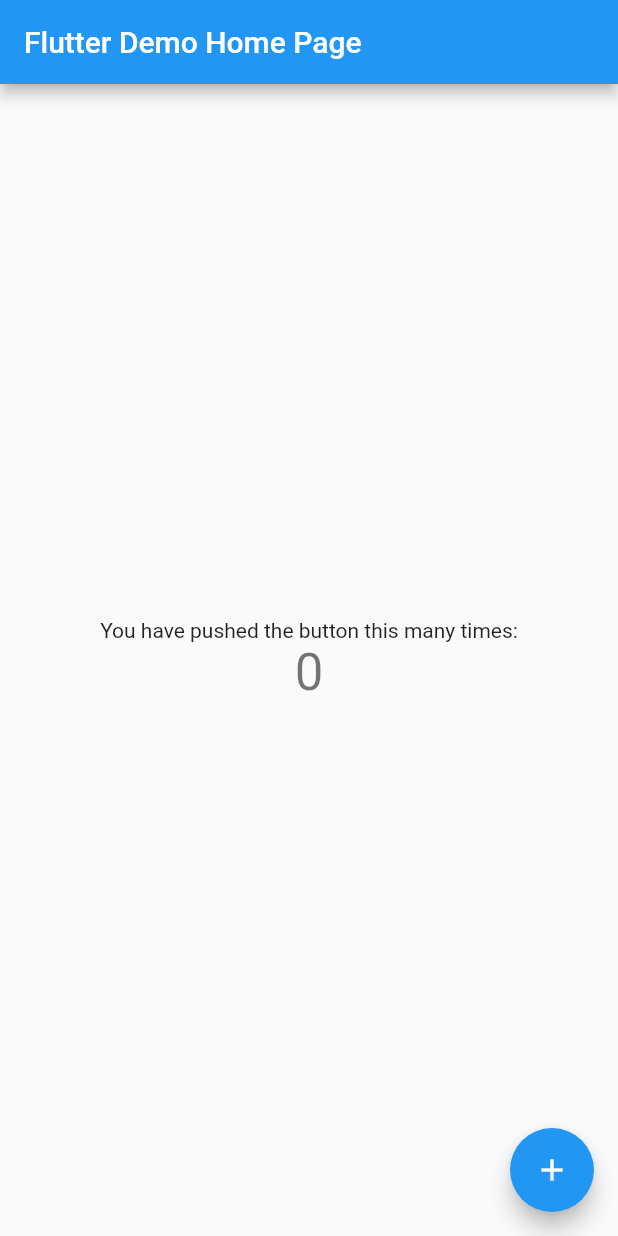
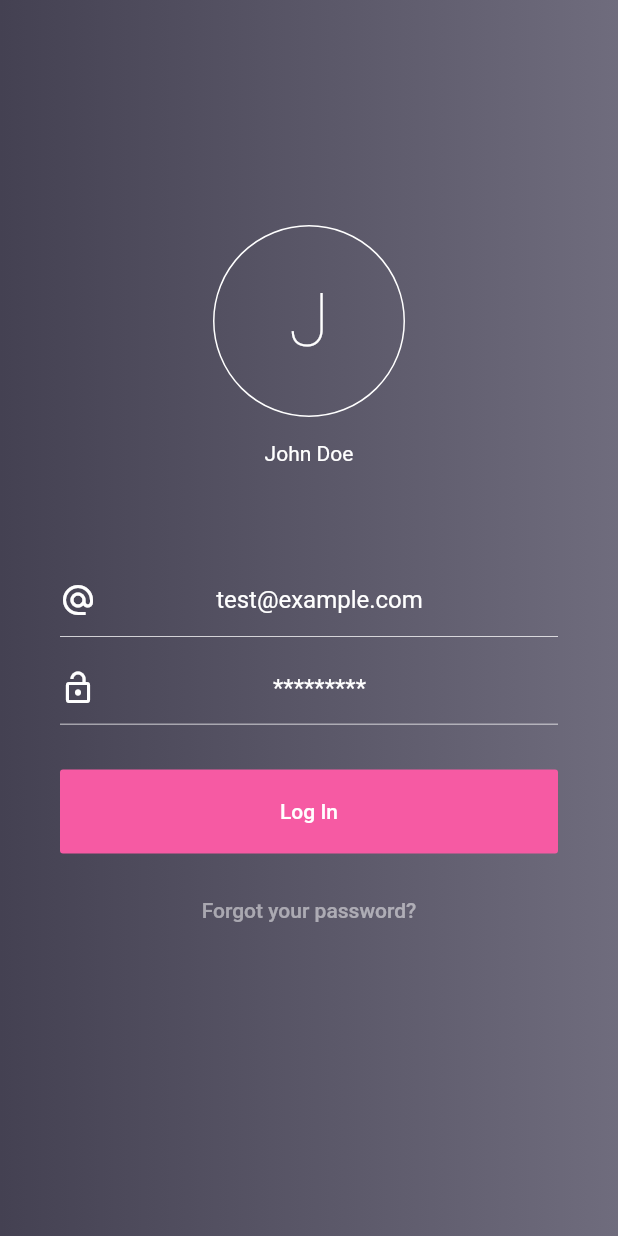
Before and after one commit to khuangzzz/building_management_demo, a Flutter app: the screen it shows after launch, on a phone screen of 412 x 824 dp. Run offline on Flutter 3.47's test engine with Material 2 defaults, Android fonts, the phone set to English and light mode, and no system bars.

Commit message:
login screen

```diff
--- /dev/null
+++ b/lib/login_screen.dart
@@ -0,0 +1,190 @@
+import 'package:flutter/material.dart';
+
+class LoginScreen2 extends StatelessWidget {
+  final Color backgroundColor1;
+  final Color backgroundColor2;
+  final Color highlightColor;
+  final Color foregroundColor;
+  final AssetImage logo;
+
+  LoginScreen2({Key k, this.backgroundColor1, this.backgroundColor2, this.highlightColor, this.foregroundColor, this.logo});
+
+  @override
+  Widget build(BuildContext context) {
+    return Container(
+      decoration: new BoxDecoration(
+        gradient: new LinearGradient(
+          begin: Alignment.centerLeft,
+          end: new Alignment(1.0, 0.0), // 10% of the width, so there are ten blinds.
+          colors: [this.backgroundColor1, this.backgroundColor2], // whitish to gray
+          tileMode: TileMode.repeated, // repeats the gradient over the canvas
+        ),
+      ),
+      height: MediaQuery.of(context).size.height,
+      child: Column(
+        children: <Widget>[
+          Container(
+            padding: const EdgeInsets.only(top: 150.0, bottom: 50.0),
+            child: Center(
+              child: new Column(
+                children: <Widget>[
+                  Container(
+                    height: 128.0,
+                    width: 128.0,
+                    child: new CircleAvatar(
+                      backgroundColor: Colors.transparent,
+                      foregroundColor: this.foregroundColor,
+                      radius: 100.0,
+                      child: new Text(
+                        "J",
+                        style: TextStyle(
+                          fontSize: 50.0,
+                          fontWeight: FontWeight.w100,
+                        ),
+                      ),
+                    ),
+                    decoration: BoxDecoration(
+                      border: Border.all(
+                        color: this.foregroundColor,
+                        width: 1.0,
+                      ),
+                      shape: BoxShape.circle,
+                      //image: DecorationImage(image: this.logo)
+                    ),
+                  ),
+                  new Padding(
+                    padding: const EdgeInsets.all(16.0),
+                    child: new Text(
+                      "John Doe",
+                      style: TextStyle(color: this.foregroundColor),
+                    ),
+                  )
+                ],
+              ),
+            ),
+          ),
+          new Container(
+            width: MediaQuery.of(context).size.width,
+            margin: const EdgeInsets.only(left: 40.0, right: 40.0),
+            alignment: Alignment.center,
+            decoration: BoxDecoration(
+              border: Border(
+                bottom: BorderSide(
+                    color: this.foregroundColor,
+                    width: 0.5,
+                    style: BorderStyle.solid),
+              ),
+            ),
+            padding: const EdgeInsets.only(left: 0.0, right: 10.0),
+            child: new Row(
+              crossAxisAlignment: CrossAxisAlignment.center,
+              mainAxisAlignment: MainAxisAlignment.spaceBetween,
+              children: <Widget>[
+                new Padding(
+                  padding:
+                  EdgeInsets.only(top: 10.0, bottom: 10.0, right: 00.0),
+                  child: Icon(
+                    Icons.alternate_email,
+                    color: this.foregroundColor,
+                  ),
+                ),
+                new Expanded(
+                  child: TextField(
+                    textAlign: TextAlign.center,
+                    decoration: InputDecoration(
+                      border: InputBorder.none,
+                      hintText: 'test@example.com',
+                      hintStyle: TextStyle(color: this.foregroundColor),
+                    ),
+                  ),
+                ),
+              ],
+            ),
+          ),
+          new Container(
+            width: MediaQuery.of(context).size.width,
+            margin: const EdgeInsets.only(left: 40.0, right: 40.0, top: 10.0),
+            alignment: Alignment.center,
+            decoration: BoxDecoration(
+              border: Border(
+                bottom: BorderSide(
+                    color: this.foregroundColor,
+                    width: 0.5,
+                    style: BorderStyle.solid),
+              ),
+            ),
+            padding: const EdgeInsets.only(left: 0.0, right: 10.0),
+            child: new Row(
+              crossAxisAlignment: CrossAxisAlignment.center,
+              mainAxisAlignment: MainAxisAlignment.spaceBetween,
+              children: <Widget>[
+                new Padding(
+                  padding:
+                  EdgeInsets.only(top: 10.0, bottom: 10.0, right: 00.0),
+                  child: Icon(
+                    Icons.lock_open,
+                    color: this.foregroundColor,
+                  ),
+                ),
+                new Expanded(
+                  child: TextField(
+                    obscureText: true,
+                    textAlign: TextAlign.center,
+                    decoration: InputDecoration(
+                      border: InputBorder.none,
+                      hintText: '*********',
+                      hintStyle: TextStyle(color: this.foregroundColor),
+                    ),
+                  ),
+                ),
+              ],
+            ),
+          ),
+          new Container(
+            width: MediaQuery.of(context).size.width,
+            margin: const EdgeInsets.only(left: 40.0, right: 40.0, top: 30.0),
+            alignment: Alignment.center,
+            child: new Row(
+              children: <Widget>[
+                new Expanded(
+                  child: new FlatButton(
+                    padding: const EdgeInsets.symmetric(
+                        vertical: 20.0, horizontal: 20.0),
+                    color: this.highlightColor,
+                    onPressed: () => {},
+                    child: Text(
+                      "Log In",
+                      style: TextStyle(color: this.foregroundColor),
+                    ),
+                  ),
+                ),
+              ],
+            ),
+          ),
+
+          new Container(
+            width: MediaQuery.of(context).size.width,
+            margin: const EdgeInsets.only(left: 40.0, right: 40.0, top: 10.0),
+            alignment: Alignment.center,
+            child: new Row(
+              children: <Widget>[
+                new Expanded(
+                  child: new FlatButton(
+                    padding: const EdgeInsets.symmetric(
+                        vertical: 20.0, horizontal: 20.0),
+                    color: Colors.transparent,
+                    onPressed: () => {},
+                    child: Text(
+                      "Forgot your password?",
+                      style: TextStyle(color: this.foregroundColor.withOpacity(0.5)),
+                    ),
+                  ),
+                ),
+              ],
+            ),
+          ),
+        ],
+      ),
+    );
+  }
+}
--- a/lib/main.dart
+++ b/lib/main.dart
@@ -1,4 +1,5 @@
 import 'package:flutter/material.dart';
+import './login_screen.dart';
 
 void main() => runApp(MyApp());
 
@@ -20,92 +21,15 @@ class MyApp extends StatelessWidget {
         // is not restarted.
         primarySwatch: Colors.blue,
       ),
-      home: MyHomePage(title: 'Flutter Demo Home Page'),
+      home: Scaffold(
+        body: LoginScreen2(
+          backgroundColor1: Color(0xFF444152),
+          backgroundColor2: Color(0xFF6f6c7d),
+          highlightColor: Color(0xfff65aa3),
+          foregroundColor: Colors.white,
+          logo: new AssetImage("assets/images/full-bloom.png"),
+        ),
+      ),
     );
   }
 }
-
-class MyHomePage extends StatefulWidget {
-  MyHomePage({Key key, this.title}) : super(key: key);
-
-  // This widget is the home page of your application. It is stateful, meaning
-  // that it has a State object (defined below) that contains fields that affect
-  // how it looks.
-
-  // This class is the configuration for the state. It holds the values (in this
-  // case the title) provided by the parent (in this case the App widget) and
-  // used by the build method of the State. Fields in a Widget subclass are
-  // always marked "final".
-
-  final String title;
-
-  @override
-  _MyHomePageState createState() => _MyHomePageState();
-}
-
-class _MyHomePageState extends State<MyHomePage> {
-  int _counter = 0;
-
-  void _incrementCounter() {
-    setState(() {
-      // This call to setState tells the Flutter framework that something has
-      // changed in this State, which causes it to rerun the build method below
-      // so that the display can reflect the updated values. If we changed
-      // _counter without calling setState(), then the build method would not be
-      // called again, and so nothing would appear to happen.
-      _counter++;
-    });
-  }
-
-  @override
-  Widget build(BuildContext context) {
-    // This method is rerun every time setState is called, for instance as done
-    // by the _incrementCounter method above.
-    //
-    // The Flutter framework has been optimized to make rerunning build methods
-    // fast, so that you can just rebuild anything that needs updating rather
-    // than having to individually change instances of widgets.
-    return Scaffold(
-      appBar: AppBar(
-        // Here we take the value from the MyHomePage object that was created by
-        // the App.build method, and use it to set our appbar title.
-        title: Text(widget.title),
-      ),
-      body: Center(
-        // Center is a layout widget. It takes a single child and positions it
-        // in the middle of the parent.
-        child: Column(
-          // Column is also layout widget. It takes a list of children and
-          // arranges them vertically. By default, it sizes itself to fit its
-          // children horizontally, and tries to be as tall as its parent.
-          //
-          // Invoke "debug painting" (press "p" in the console, choose the
-          // "Toggle Debug Paint" action from the Flutter Inspector in Android
-          // Studio, or the "Toggle Debug Paint" command in Visual Studio Code)
-          // to see the wireframe for each widget.
-          //
-          // Column has various properties to control how it sizes itself and
-          // how it positions its children. Here we use mainAxisAlignment to
-          // center the children vertically; the main axis here is the vertical
-          // axis because Columns are vertical (the cross axis would be
-          // horizontal).
-          mainAxisAlignment: MainAxisAlignment.center,
-          children: <Widget>[
-            Text(
-              'You have pushed the button this many times:',
-            ),
-            Text(
-              '$_counter',
-              style: Theme.of(context).textTheme.display1,
-            ),
-          ],
-        ),
-      ),
-      floatingActionButton: FloatingActionButton(
-        onPressed: _incrementCounter,
-        tooltip: 'Increment',
-        child: Icon(Icons.add),
-      ), // This trailing comma makes auto-formatting nicer for build methods.
-    );
-  }
-}
```
Also changed, not shown: pubspec.yaml (+6 -18 lines), assets/fonts/IcoMoon.ttf (added), assets/images/full-bloom.png (added).
